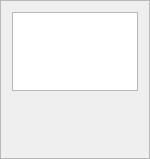
First picture: the form in DMHelper/src/encountertextedit.ui, repository MMetze/DMHelper, before the edit.
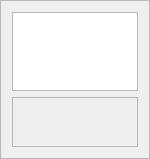
Second picture: the form after the edit. Icons and pictures are not drawn. Custom widgets are drawn as their Qt base class.

```diff
--- a/DMHelper/src/encountertextedit.ui
+++ b/DMHelper/src/encountertextedit.ui
@@ -13,11 +13,6 @@
   <property name="windowTitle">
    <string>Frame</string>
   </property>
-  <property name="styleSheet">
-   <string notr="true">background-image: url(:/img/data/parchment.jpg);
-background-color: rgb(238, 238, 238);
-QFrame{ background: transparent; }</string>
-  </property>
   <property name="frameShape">
    <enum>QFrame::Shape::StyledPanel</enum>
   </property>
@@ -58,9 +53,6 @@
        <height>50</height>
       </size>
      </property>
-     <property name="styleSheet">
-      <string notr="true">background: transparent;</string>
-     </property>
      <property name="frameShape">
       <enum>QFrame::Shape::StyledPanel</enum>
      </property>
```
Left out of the diff: 3 changed lines with no effect on the pictures.
